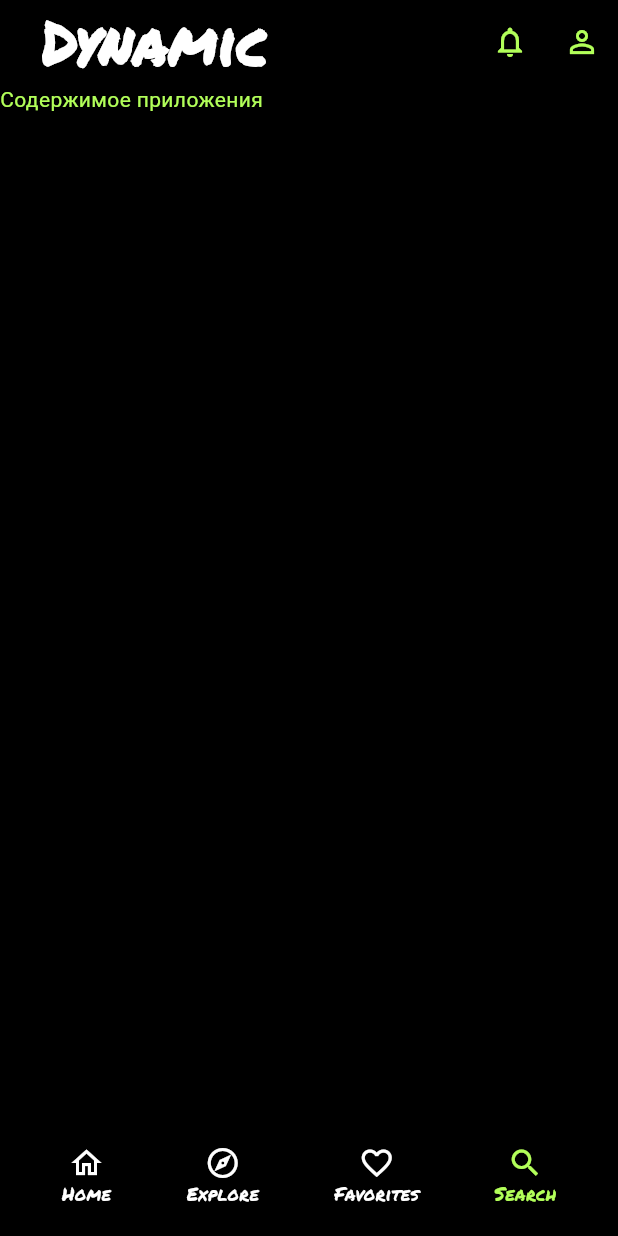
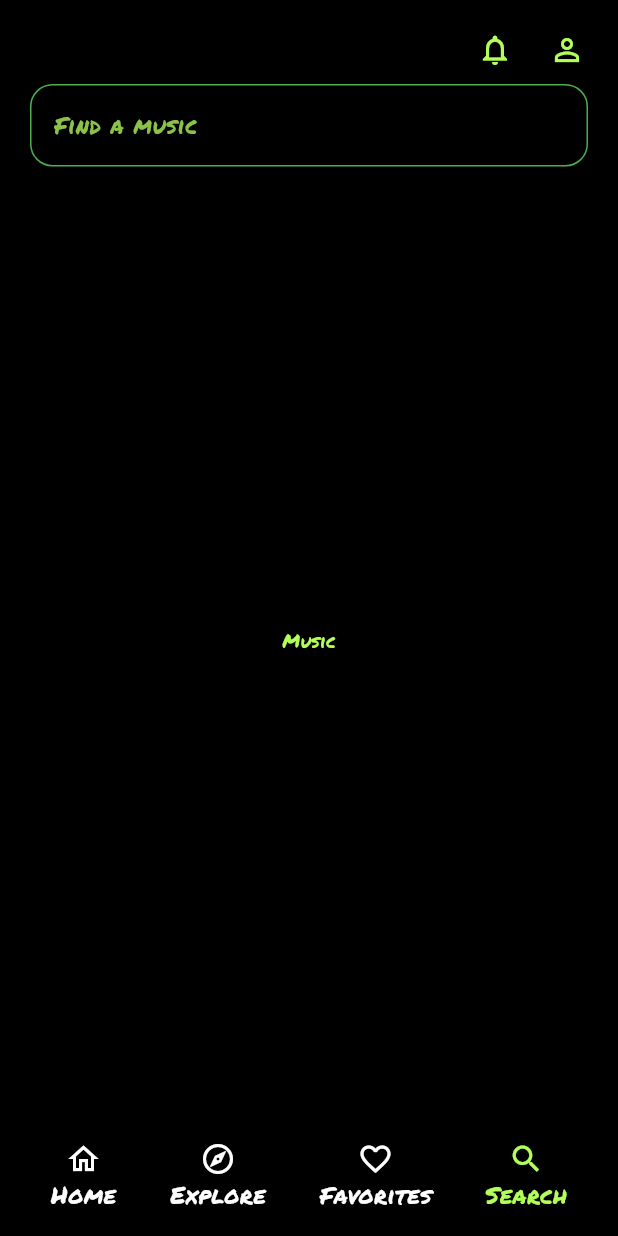
Before and after one commit to karimdegtyarev/music-service, a Flutter app: the screen it shows after launch, item 4 of the bottom bar chosen, after a tap on the "notifications none" icon, on a phone screen of 412 x 824 dp. Run offline on Flutter 3.47's test engine with Material 3 defaults, Android fonts, the light colour scheme and no system bars; our stand-ins replace google_fonts.

Commit message:
Bottom navigation bar reworked. And SearchPage in process.

```diff
--- a/lib/main.dart
+++ b/lib/main.dart
@@ -1,181 +1,52 @@
 import 'package:flutter/material.dart';
-import 'package:google_fonts/google_fonts.dart';
-
+import 'package:music_service/views/explore_page.dart';
+import 'package:music_service/views/favorites_page.dart';
+import 'package:music_service/views/search_page.dart';
+import 'package:music_service/widgets/bottom_nav_bar.dart';
+import 'views//home_page.dart';
 
 void main() {
   runApp(const MyApp());
 }
 
-class MyApp extends StatelessWidget {
+class MyApp extends StatefulWidget {
   const MyApp({super.key});
+
+  @override
+  State<MyApp> createState() => _MyAppState();
+}
+
+class _MyAppState extends State<MyApp> {
+  int _currentIndex = 0;
+
+  final List<Widget> _pages = [
+    const HomePage(),
+    const ExplorePage(),
+    const FavoritesPage(),
+    const SearchPage(),
+  ];
+
+  void _onItemTapped(int index) {
+    setState(() {
+      _currentIndex = index;
+    });
+  }
 
   @override
   Widget build(BuildContext context) {
     return MaterialApp(
       debugShowCheckedModeBanner: false,
       title: 'Dynamic',
-      theme: ThemeData(
-        primarySwatch: Colors.blue,
-      ),
-      home: const HomePage(),
+      home: Scaffold(
+        body: IndexedStack(
+          index: _currentIndex,
+          children: _pages,
+        ),
+        bottomNavigationBar: BottomNavBar(
+          currentIndex: _currentIndex,
+          onTap: _onItemTapped,
+        ),
+      )
     );
   }
 }
-
-class HomePage extends StatefulWidget {
-  const HomePage({super.key});
-
-  @override
-  State<HomePage> createState() => _HomePageState();
-}
-
-class _HomePageState extends State<HomePage> {
-  int _selectedIndex = 0;
-
-  final Map<int,IconData> _icons = {
-    0:Icons.home_outlined,
-    1:Icons.explore_outlined,
-    2:Icons.favorite_border,
-    3:Icons.manage_search,
-  };
-
-  // Список иконок для активного состояния
-  final Map<int,IconData> _activeIcons = {
-    0:Icons.home,
-    1:Icons.explore,
-    2:Icons.favorite,
-    3:Icons.search,
-  };
-
-  final List<String> _iconNames = [
-    "Home",
-    "Explore",
-    "Favorites",
-    "Search"
-  ];
-
-  void _onItemTapped(int index) {
-    setState(() {
-      _selectedIndex = index;
-    });
-  }
-
-  @override
-  Widget build(BuildContext context) {
-    return Scaffold(
-      appBar: AppBar(
-        title: TextButton(
-          child: Text(
-            'Dynamic',
-            style: GoogleFonts.permanentMarker(
-              color: Colors.white,
-              fontSize: 40,
-              fontWeight: FontWeight.w900,
-            ),
-          ),
-          onPressed: () {
-            print("MainPage");
-            const HomePage();
-          },
-        ),
-        backgroundColor: Colors.transparent,
-        actions: [
-          IconButton(
-            icon: const Icon(
-              Icons.notifications_none,
-              color: Colors.lightGreenAccent,
-            ),
-            onPressed: () {},
-          ),
-          IconButton(
-            icon: const Icon(
-              Icons.person_outline,
-              color: Colors.lightGreenAccent,
-            ),
-            onPressed: () {},
-          ),
-        ],
-      ),
-
-
-      body: const Text(
-        'Содержимое приложения',
-        style: TextStyle(color: Colors.lightGreenAccent),
-      ),
-
-
-      bottomNavigationBar: BottomAppBar(
-        color: Colors.transparent,
-        child: Row(
-          mainAxisAlignment: MainAxisAlignment.spaceAround,
-          children: List.generate(_icons.length, (index) {
-            return _buildNavItem(index);
-          }),
-        ),
-      ),
-      backgroundColor: Colors.black,
-    );
-  }
-
-  Widget _buildNavItem(int index) {
-    final isSelected = _selectedIndex == index;
-    return InkWell(
-      onTap: () => _onItemTapped(index),
-      child: Column(
-        mainAxisSize: MainAxisSize.min,
-        children: [
-          Icon(
-            isSelected ? _activeIcons[index] : _icons[index],
-            color: isSelected ? Colors.lightGreenAccent : Colors.white,
-          ),
-          Text(
-            _iconNames[index],
-            style: GoogleFonts.permanentMarker(
-              color: isSelected ? Colors.lightGreenAccent : Colors.white,
-              fontSize: 12,
-            ),
-          ),
-        ],
-      ),
-    );
-  }
-}
-
-class ProfilePage extends StatelessWidget {
-  const ProfilePage({super.key});
-
-  @override
-  Widget build(BuildContext context) {
-    return Scaffold(
-      appBar: AppBar(
-        title: Text(
-          'Dynamic',
-          style: GoogleFonts.permanentMarker(
-              color: Colors.white, fontSize: 40, fontWeight: FontWeight.w900),
-        ),
-        backgroundColor: Colors.transparent,
-        actions: [
-          IconButton(
-            icon: const Icon(
-              Icons.notifications,
-              color: Colors.lightGreenAccent,
-            ),
-            onPressed: () {},
-          ),
-          IconButton(
-            icon: const Icon(
-              Icons.person,
-              color: Colors.lightGreenAccent,
-            ),
-            onPressed: () {},
-          ),
-        ],
-      ),
-      body: const Text(
-        'Содержимое',
-        style: TextStyle(color: Colors.lightGreenAccent),
-      ),
-      backgroundColor: Colors.black,
-    );
-  }
-}
--- /dev/null
+++ b/lib/views/explore_page.dart
@@ -0,0 +1,41 @@
+import 'dart:developer';
+import 'package:flutter/material.dart';
+import 'package:google_fonts/google_fonts.dart';
+
+
+class ExplorePage extends StatefulWidget {
+  const ExplorePage({super.key});
+
+  @override
+  State<ExplorePage> createState() => _ExplorePageState();
+}
+
+class _ExplorePageState extends State<ExplorePage> {
+
+  @override
+  Widget build(BuildContext context) {
+    return Scaffold(
+      appBar: AppBar(
+        title: TextButton(
+          child: Text(
+            'Dynamic',
+            style: GoogleFonts.permanentMarker(
+              color: Colors.white,
+              fontSize: 40,
+              fontWeight: FontWeight.w900,
+            ),
+          ),
+          onPressed: () {
+            log("ExplorePage");
+          },
+        ),
+        backgroundColor: Colors.transparent,
+      ),
+      body: const Text(
+        'Каталоги',
+        style: TextStyle(color: Colors.lightGreenAccent),
+      ),
+      backgroundColor: Colors.black,
+    );
+  }
+}
--- /dev/null
+++ b/lib/views/favorites_page.dart
@@ -0,0 +1,41 @@
+import 'dart:developer';
+import 'package:flutter/material.dart';
+import 'package:google_fonts/google_fonts.dart';
+
+
+class FavoritesPage extends StatefulWidget {
+  const FavoritesPage({super.key});
+
+  @override
+  State<FavoritesPage> createState() => _FavoritesPageState();
+}
+
+class _FavoritesPageState extends State<FavoritesPage> {
+
+  @override
+  Widget build(BuildContext context) {
+    return Scaffold(
+      appBar: AppBar(
+        title: TextButton(
+          child: Text(
+            'Dynamic',
+            style: GoogleFonts.permanentMarker(
+              color: Colors.white,
+              fontSize: 40,
+              fontWeight: FontWeight.w900,
+            ),
+          ),
+          onPressed: () {
+            log("FavoritesPage");
+          },
+        ),
+        backgroundColor: Colors.transparent,
+      ),
+      body: const Text(
+        'Любимые песни',
+        style: TextStyle(color: Colors.lightGreenAccent),
+      ),
+      backgroundColor: Colors.black,
+    );
+  }
+}
--- /dev/null
+++ b/lib/views/home_page.dart
@@ -0,0 +1,68 @@
+import 'dart:developer';
+import 'package:flutter/material.dart';
+import 'package:google_fonts/google_fonts.dart';
+import 'package:music_service/views/profile_page.dart';
+
+
+class HomePage extends StatefulWidget {
+  const HomePage({super.key});
+
+  @override
+  State<HomePage> createState() => _HomePageState();
+}
+
+class _HomePageState extends State<HomePage> {
+
+  @override
+  Widget build(BuildContext context) {
+    return Scaffold(
+      appBar: AppBar(
+        title: TextButton(
+          child: Text(
+            'Dynamic',
+            style: GoogleFonts.permanentMarker(
+              color: Colors.white,
+              fontSize: 40,
+              fontWeight: FontWeight.w900,
+            ),
+          ),
+          onPressed: () {
+            log("HomePage");
+            const HomePage();
+          },
+        ),
+        backgroundColor: Colors.transparent,
+        actions: [
+          IconButton(
+            icon: const Icon(
+              Icons.notifications_none,
+              color: Colors.lightGreenAccent,
+            ),
+            padding: const EdgeInsets.fromLTRB(0, 10, 20, 0),
+            onPressed: () {},
+          ),
+          IconButton(
+            icon: const Icon(
+              Icons.person_outline,
+              color: Colors.lightGreenAccent,
+            ),
+            padding: const EdgeInsets.fromLTRB(0, 10, 20, 0),
+            onPressed: () {
+              log("Navigating to Profile Page");
+              // Переход на страницу FavoritesPage
+              Navigator.push(
+                context,
+                MaterialPageRoute(builder: (context) => const ProfilePage()),
+              );
+            },
+          ),
+        ],
+      ),
+      body: const Text(
+        'Главная',
+        style: TextStyle(color: Colors.lightGreenAccent),
+      ),
+      backgroundColor: Colors.black,
+    );
+  }
+}
--- /dev/null
+++ b/lib/views/search_page.dart
@@ -0,0 +1,88 @@
+import 'dart:developer';
+
+import 'package:flutter/material.dart';
+import 'package:google_fonts/google_fonts.dart';
+import 'package:music_service/views/profile_page.dart';
+
+class SearchPage extends StatefulWidget {
+  const SearchPage({super.key});
+
+  @override
+  State<SearchPage> createState() => _SearchPageState();
+}
+
+class _SearchPageState extends State<SearchPage> {
+  @override
+  Widget build(BuildContext context) {
+    return Scaffold(
+      backgroundColor: Colors.black,
+      body: Column(
+        children: [
+          AppBar(
+            backgroundColor: Colors.transparent,
+            actions: [
+              IconButton(
+                icon: const Icon(
+                  Icons.notifications_none,
+                  color: Colors.lightGreenAccent,
+                ),
+                padding: const EdgeInsets.fromLTRB(0, 10, 20, 0),
+                onPressed: () {},
+              ),
+              IconButton(
+                icon: const Icon(
+                  Icons.person_outline,
+                  color: Colors.lightGreenAccent,
+                ),
+                padding: const EdgeInsets.fromLTRB(0, 10, 20, 0),
+                onPressed: () {
+                  log("Navigating to Profile Page");
+                  Navigator.push(
+                    context,
+                    MaterialPageRoute(
+                        builder: (context) => const ProfilePage()),
+                  );
+                },
+              ),
+            ],
+          ),
+          //const Text("Поиск", style: TextStyle(fontSize: 30,color: Colors.white),),
+          Padding(
+            padding: const EdgeInsets.fromLTRB(20, 0, 20, 0),
+            child: TextField(
+              style: GoogleFonts.permanentMarker(
+                color: Colors.lightGreenAccent,
+                fontSize: 15,
+              ),
+              decoration: InputDecoration(
+                hintText: 'Find a music',
+                hintStyle: const TextStyle(
+                  color: Colors.lightGreen,
+                ),
+                focusedBorder: OutlineInputBorder(
+                  borderSide: const BorderSide(color: Colors.lightGreen),
+                  borderRadius: BorderRadius.circular(50),
+                ),
+                enabledBorder: OutlineInputBorder(
+                  borderSide: const BorderSide(color: Colors.green),
+                  borderRadius: BorderRadius.circular(15),
+                ),
+              ),
+            ),
+          ),
+          Expanded(
+            child: Center(
+              child: Text(
+                'Music',
+                style: GoogleFonts.permanentMarker(
+                  color: Colors.lightGreenAccent,
+                  fontSize: 12,
+                ),
+              ),
+            ),
+          ),
+        ],
+      ),
+    );
+  }
+}
--- /dev/null
+++ b/lib/widgets/bottom_nav_bar.dart
@@ -0,0 +1,140 @@
+import 'package:flutter/material.dart';
+import 'package:google_fonts/google_fonts.dart';
+
+class BottomNavBar extends StatefulWidget {
+  final int currentIndex;
+  final Function(int) onTap;
+
+  const BottomNavBar({super.key, required this.currentIndex, required this.onTap});
+
+  @override
+  State<BottomNavBar> createState() => _BottomNavBarState();
+}
+
+class _BottomNavBarState extends State<BottomNavBar> {
+  final Map<int, IconData> _icons = {
+    0: Icons.home_outlined,
+    1: Icons.explore_outlined,
+    2: Icons.favorite_border,
+    3: Icons.manage_search,
+  };
+
+  // Список иконок для активного состояния
+  final Map<int, IconData> _activeIcons = {
+    0: Icons.home,
+    1: Icons.explore,
+    2: Icons.favorite,
+    3: Icons.search,
+  };
+
+  final List<String> _iconNames = ["Home", "Explore", "Favorites", "Search"];
+
+  @override
+  Widget build(BuildContext context) {
+    return BottomAppBar(
+      color: Colors.black,
+      child: Row(
+        mainAxisAlignment: MainAxisAlignment.spaceAround,
+        children: List.generate(_icons.length, (index) {
+          return _buildNavItem(index);
+        }),
+      ),
+    );
+  }
+
+  Widget _buildNavItem(int index) {
+    final isSelected = widget.currentIndex == index; // Используйте widget.currentIndex
+    return InkWell(
+      onTap: () => widget.onTap(index), // Вызовите функцию onTap
+      child: Column(
+        mainAxisSize: MainAxisSize.min,
+        children: [
+          Icon(
+            isSelected ? _activeIcons[index] : _icons[index],
+            color: isSelected ? Colors.lightGreenAccent : Colors.white,
+          ),
+          Text(
+            _iconNames[index],
+            style: GoogleFonts.permanentMarker(
+              color: isSelected ? Colors.lightGreenAccent : Colors.white,
+              fontSize: 16,
+            ),
+          ),
+        ],
+      ),
+    );
+  }
+}
+
+
+// class BottomNavBar extends StatefulWidget{
+//   final int currentIndex;
+//   final Function(int) onTap;
+//
+//   const BottomNavBar({super.key, required this.currentIndex, required this.onTap});
+//
+//   @override
+//   State<BottomNavBar> createState() => _BottomNavBarState();
+// }
+//
+// class _BottomNavBarState extends State<BottomNavBar> {
+//   int _selectedIndex = 0;
+//
+//   final Map<int, IconData> _icons = {
+//     0: Icons.home_outlined,
+//     1: Icons.explore_outlined,
+//     2: Icons.favorite_border,
+//     3: Icons.manage_search,
+//   };
+//
+//   // Список иконок для активного состояния
+//   final Map<int, IconData> _activeIcons = {
+//     0: Icons.home,
+//     1: Icons.explore,
+//     2: Icons.favorite,
+//     3: Icons.search,
+//   };
+//
+//   final List<String> _iconNames = ["Home", "Explore", "Favorites", "Search"];
+//
+//   void _onItemTapped(int index) {
+//     _selectedIndex = index;
+//   }
+//
+//   @override
+//   Widget build(BuildContext context){
+//     return BottomAppBar(
+//       color: Colors.black,
+//       child: Row(
+//         mainAxisAlignment: MainAxisAlignment.spaceAround,
+//         children: List.generate(_icons.length, (index) {
+//           return _buildNavItem(index);
+//         }),
+//       ),
+//     );
+//   }
+//
+//   Widget _buildNavItem(int index) {
+//     final isSelected = _selectedIndex == index;
+//     return InkWell(
+//       onTap: () => _onItemTapped(index),
+//       child: Column(
+//         mainAxisSize: MainAxisSize.min,
+//         children: [
+//           Icon(
+//             isSelected ? _activeIcons[index] : _icons[index],
+//             color: isSelected ? Colors.lightGreenAccent : Colors.white,
+//           ),
+//           Text(
+//             _iconNames[index],
+//             style: GoogleFonts.permanentMarker(
+//               color: isSelected ? Colors.lightGreenAccent : Colors.white,
+//               fontSize: 12,
+//             ),
+//           ),
+//           //const HomePage(),
+//         ],
+//       ),
+//     );
+//   }
+// }
```
Also changed, not shown: lib/views/profile_page.dart (added, +27 -0 lines), lib/views/login_page.dart (added), lib/widgets/notifications.dart (added), lib/widgets/player.dart (added).
